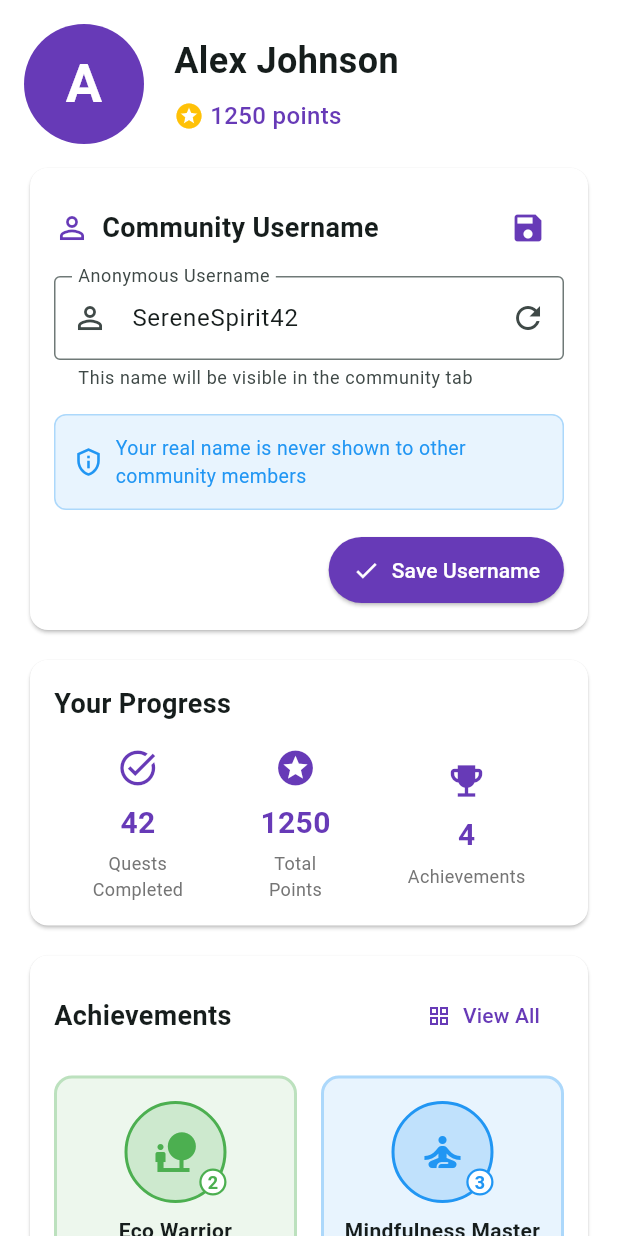
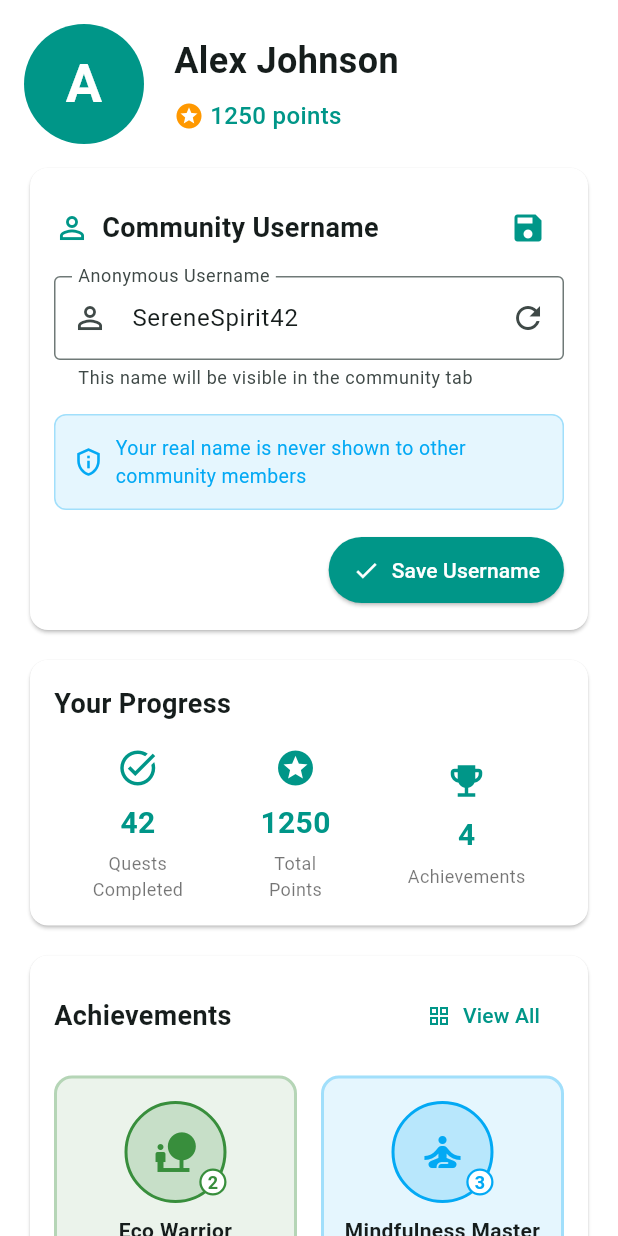
Before and after one commit to ByteCommitter/SustaBit, a Flutter app: the ProfilePage screen opened directly, after a tap on the "edit" icon, on a phone screen of 412 x 824 dp. Run offline on Flutter 3.47's test engine with Material 3 defaults, Android fonts, the phone set to English and light mode, and no system bars; our stand-ins replace cloud_firestore, font_awesome_flutter, get; accounts and stored records are empty.

Commit message:
Colors Modularised

```diff
--- a/lib/pages/Profile/profile_page.dart
+++ b/lib/pages/Profile/profile_page.dart
@@ -1,5 +1,6 @@
 import 'package:flutter/material.dart';
 import 'package:get/get.dart';
+import 'package:mentalsustainability/theme/app_colors.dart'; // Add theme import
 
 class ProfilePage extends StatefulWidget {
   const ProfilePage({super.key});
@@ -22,33 +23,33 @@ class _ProfilePageState extends State<ProfilePage> {
         'name': 'Eco Warrior',
         'description': 'Completed 10 sustainability challenges',
         'icon': Icons.nature_people,
-        'color': Colors.green,
+        'color': AppColors.success, // Use theme color
         'level': 2,
       },
       {
         'name': 'Mindfulness Master',
         'description': 'Practiced mindfulness for 30 days',
         'icon': Icons.self_improvement,
-        'color': Colors.blue,
+        'color': AppColors.info, // Use theme color
         'level': 3,
       },
       {
         'name': 'Community Leader',
         'description': 'Helped 5 other community members',
         'icon': Icons.people,
-        'color': Colors.orange,
+        'color': AppColors.warning, // Use theme color
         'level': 1,
       },
       {
         'name': 'Knowledge Seeker',
         'description': 'Completed all educational modules',
         'icon': Icons.school,
-        'color': Colors.purple,
+        'color': AppColors.primary, // Use theme color
         'level': 2,
       },
     ],
     'interests': ['Meditation', 'Sustainability', 'Mental Health'],
-    'avatarColor': Colors.deepPurple,
+    'avatarColor': AppColors.primary, // Use theme color
   };
 
   // For editing profile
@@ -82,8 +83,8 @@ class _ProfilePageState extends State<ProfilePage> {
             'Profile Updated',
             'Your anonymous username has been updated successfully.',
             snackPosition: SnackPosition.BOTTOM,
-            backgroundColor: Colors.green[100],
-            colorText: Colors.green[800],
+            backgroundColor: AppColors.success.withOpacity(0.1), // Use theme color
+            colorText: AppColors.success, // Use theme color
             margin: const EdgeInsets.all(16),
             borderRadius: 8,
             duration: const Duration(seconds: 3),
@@ -148,7 +149,7 @@ class _ProfilePageState extends State<ProfilePage> {
             style: const TextStyle(
               fontSize: 36,
               fontWeight: FontWeight.bold,
-              color: Colors.white,
+              color: AppColors.white, // Use theme color
             ),
           ),
         ),
@@ -173,13 +174,13 @@ class _ProfilePageState extends State<ProfilePage> {
               // Points display
               Row(
                 children: [
-                  const Icon(Icons.stars, color: Colors.amber, size: 20),
+                  Icon(Icons.stars, color: AppColors.warning, size: 20), // Use theme color
                   const SizedBox(width: 4),
                   Text(
                     '${_userData['points']} points',
-                    style: const TextStyle(
+                    style: TextStyle(
                       fontSize: 16,
-                      color: Colors.deepPurple,
+                      color: AppColors.primary, // Use theme color
                       fontWeight: FontWeight.w500,
                     ),
                   ),
@@ -205,11 +206,11 @@ class _ProfilePageState extends State<ProfilePage> {
             Row(
               mainAxisAlignment: MainAxisAlignment.spaceBetween,
               children: [
-                const Row(
+                Row(
                   children: [
-                    Icon(Icons.person_outline, color: Colors.deepPurple),
-                    SizedBox(width: 8),
-                    Text(
+                    Icon(Icons.person_outline, color: AppColors.primary), // Use theme color
+                    const SizedBox(width: 8),
+                    const Text(
                       'Community Username',
                       style: TextStyle(
                         fontSize: 18,
@@ -222,7 +223,7 @@ class _ProfilePageState extends State<ProfilePage> {
                   onPressed: _toggleEditMode,
                   icon: Icon(
                     _isEditing ? Icons.save : Icons.edit,
-                    color: Colors.deepPurple,
+                    color: AppColors.primary, // Use theme color
                   ),
                   tooltip: 'Change anonymous username',
                 ),
@@ -242,21 +243,21 @@ class _ProfilePageState extends State<ProfilePage> {
                       Container(
                         padding: const EdgeInsets.symmetric(horizontal: 10, vertical: 6),
                         decoration: BoxDecoration(
-                          color: Colors.deepPurple.withOpacity(0.1),
+                          color: AppColors.primary.withOpacity(0.1), // Use theme color
                           borderRadius: BorderRadius.circular(20),
-                          border: Border.all(color: Colors.deepPurple.withOpacity(0.3)),
+                          border: Border.all(color: AppColors.primary.withOpacity(0.3)), // Use theme color
                         ),
                         child: Row(
                           mainAxisSize: MainAxisSize.min,
                           children: [
-                            const Icon(Icons.shield, size: 16, color: Colors.deepPurple),
+                            Icon(Icons.shield, size: 16, color: AppColors.primary), // Use theme color
                             const SizedBox(width: 6),
                             Text(
                               _userData['anonymousName'],
-                              style: const TextStyle(
+                              style: TextStyle(
                                 fontSize: 16,
                                 fontWeight: FontWeight.w500,
-                                color: Colors.deepPurple,
+                                color: AppColors.primary, // Use theme color
                               ),
                             ),
                           ],
@@ -266,15 +267,15 @@ class _ProfilePageState extends State<ProfilePage> {
                       Container(
                         padding: const EdgeInsets.symmetric(horizontal: 8, vertical: 4),
                         decoration: BoxDecoration(
-                          color: Colors.green.withOpacity(0.1),
+                          color: AppColors.success.withOpacity(0.1), // Use theme color
                           borderRadius: BorderRadius.circular(12),
-                          border: Border.all(color: Colors.green.withOpacity(0.3)),
+                          border: Border.all(color: AppColors.success.withOpacity(0.3)), // Use theme color
                         ),
-                        child: const Text(
+                        child: Text(
                           'Anonymous',
                           style: TextStyle(
                             fontSize: 11,
-                            color: Colors.green,
+                            color: AppColors.success, // Use theme color
                             fontWeight: FontWeight.w500,
                           ),
                         ),
@@ -286,7 +287,7 @@ class _ProfilePageState extends State<ProfilePage> {
                     'This is your anonymous identity in the community section.',
                     style: TextStyle(
                       fontSize: 14,
-                      color: Colors.grey[600],
+                      color: AppColors.textSecondary, // Use theme color
                     ),
                   ),
                 ],
@@ -348,22 +349,22 @@ class _ProfilePageState extends State<ProfilePage> {
           Container(
             padding: const EdgeInsets.all(12),
             decoration: BoxDecoration(
-              color: Colors.blue.withOpacity(0.1),
+              color: AppColors.info.withOpacity(0.1), // Use theme color
               borderRadius: BorderRadius.circular(8),
-              border: Border.all(color: Colors.blue.withOpacity(0.3)),
+              border: Border.all(color: AppColors.info.withOpacity(0.3)), // Use theme color
             ),
-            child: const Row(
+            child: Row(
               children: [
                 Icon(Icons.privacy_tip_outlined,
-                  color: Colors.blue,
+                  color: AppColors.info, // Use theme color
                   size: 20),
-                SizedBox(width: 8),
+                const SizedBox(width: 8),
                 Expanded(
                   child: Text(
                     'Your real name is never shown to other community members',
                     style: TextStyle(
                       fontSize: 13,
-                      color: Colors.blue,
+                      color: AppColors.info, // Use theme color
                     ),
                   ),
                 ),
@@ -381,8 +382,8 @@ class _ProfilePageState extends State<ProfilePage> {
               icon: const Icon(Icons.check),
               label: const Text('Save Username'),
               style: ElevatedButton.styleFrom(
-                backgroundColor: Colors.deepPurple,
-                foregroundColor: Colors.white,
+                backgroundColor: AppColors.primary, // Use theme color
+                foregroundColor: AppColors.white, // Use theme color
                 padding: const EdgeInsets.symmetric(horizontal: 16, vertical: 12),
               ),
             ),
@@ -427,14 +428,14 @@ class _ProfilePageState extends State<ProfilePage> {
   Widget _buildStatItem(IconData icon, String label, String value) {
     return Column(
       children: [
-        Icon(icon, size: 28, color: Colors.deepPurple),
+        Icon(icon, size: 28, color: AppColors.primary), // Use theme color
         const SizedBox(height: 8),
         Text(
           value,
-          style: const TextStyle(
+          style: TextStyle(
             fontSize: 20,
             fontWeight: FontWeight.bold,
-            color: Colors.deepPurple,
+            color: AppColors.primary, // Use theme color
           ),
         ),
         const SizedBox(height: 4),
@@ -443,7 +444,7 @@ class _ProfilePageState extends State<ProfilePage> {
           textAlign: TextAlign.center,
           style: TextStyle(
             fontSize: 12,
-            color: Colors.grey[600],
+            color: AppColors.textSecondary, // Use theme color
           ),
         ),
       ],
@@ -476,7 +477,7 @@ class _ProfilePageState extends State<ProfilePage> {
                     // Future enhancement: Navigate to full achievements page
                   },
                   style: TextButton.styleFrom(
-                    foregroundColor: Colors.deepPurple,
+                    foregroundColor: AppColors.primary, // Use theme color
                   ),
                 ),
               ],
@@ -545,7 +546,7 @@ class _ProfilePageState extends State<ProfilePage> {
                   padding: const EdgeInsets.all(4),
                   decoration: BoxDecoration(
                     shape: BoxShape.circle,
-                    color: Colors.white,
+                    color: AppColors.white, // Use theme color
                     border: Border.all(
                       color: achievement['color'],
                       width: 1.5,
@@ -579,7 +580,7 @@ class _ProfilePageState extends State<ProfilePage> {
               achievement['description'],
               style: TextStyle(
                 fontSize: 10,
-                color: Colors.grey[600],
+                color: AppColors.textSecondary, // Use theme color
               ),
               textAlign: TextAlign.center,
               maxLines: 2,
@@ -614,9 +615,9 @@ class _ProfilePageState extends State<ProfilePage> {
               runSpacing: 8,
               children: _userData['interests']
                   .map<Widget>((interest) => Chip(
-                        avatar: const Icon(Icons.favorite, color: Colors.deepPurple, size: 16),
+                        avatar: Icon(Icons.favorite, color: AppColors.primary, size: 16), // Use theme color
                         label: Text(interest),
-                        backgroundColor: Colors.deepPurple.withOpacity(0.1),
+                        backgroundColor: AppColors.primary.withOpacity(0.1), // Use theme color
                       ))
                   .toList(),
             ),
```
